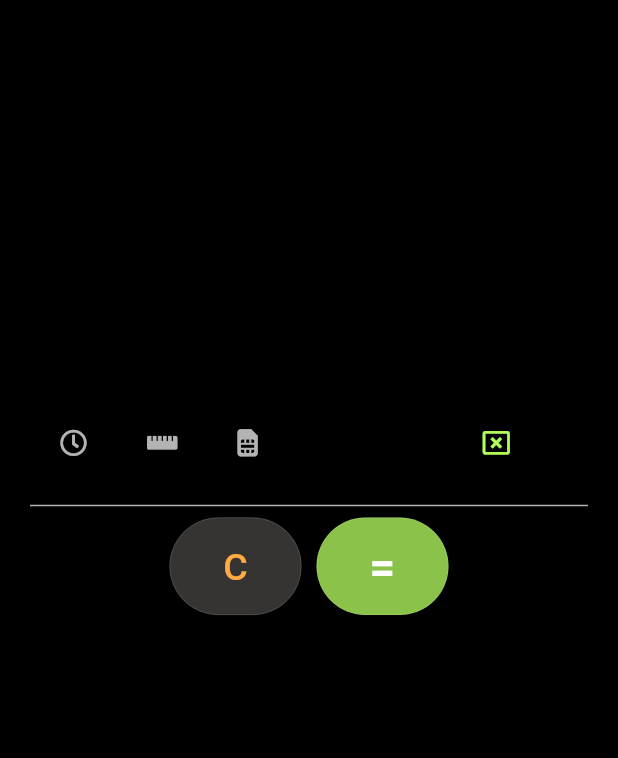
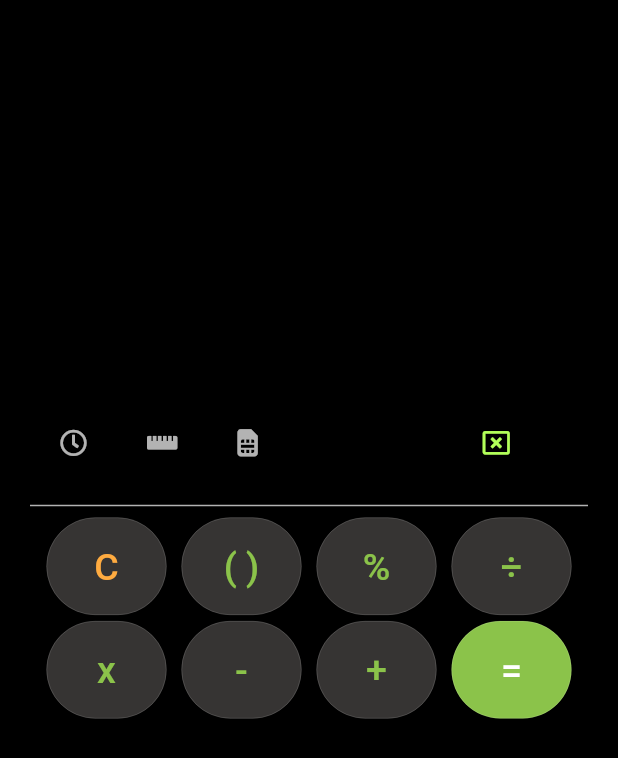
Before and after one commit to eldeeno/calculator, a Flutter app: the screen it shows after launch, on a phone screen of 412 x 824 dp. Shown: the top 758 px of the screen. Run offline on Flutter 3.47's test engine with Material 2 defaults, Android fonts, the phone set to English and light mode, and no system bars; our stand-ins replace font_awesome_flutter; Roboto replaces fonts that are missing (Arial).

Commit message:
created buttons using code optimisation.

```diff
--- a/lib/constants/colors.dart
+++ b/lib/constants/colors.dart
@@ -2,5 +2,5 @@ import 'package:flutter/material.dart';
 
 Color kDarkBackground = Colors.black;
 Color kLightColor = Colors.grey;
-Color kButtonColor1 = Color(0xFF363433);
-Color kButtonColor2 = Colors.lightGreen;
+Color kColor1 = Color(0xFF363433);
+Color kColor2 = Colors.lightGreen;
--- a/lib/main.dart
+++ b/lib/main.dart
@@ -105,10 +105,29 @@ class _MyHomePageState extends State<MyHomePage> {
             Container(
               child: Wrap(
                 spacing: 10.0,
-                runSpacing: 5.0,
+                runSpacing: 4.0,
                 children: <Widget>[
-                  Container(
+                  _button1('C', Colors.orangeAccent, kColor1, () {}),
+                  _button1('( )', kColor2, kColor1, () {}),
+                  _button1('%', kColor2, kColor1, () {}),
+                  _button1('÷', kColor2, kColor1, () {}),
+                  _button1('x', kColor2, kColor1, () {}),
+                  _button1('-', kColor2, kColor1, () {}),
+                  _button1('+', kColor2, kColor1, () {}),
+                  _button1('=', Colors.white, kColor2, () {}),
+                ],
+              ),
+            ),
+          ],
+        ),
+      ),
+    );
+  }
+
+  Widget _button1(String number, Color textColor, Color bgColor, Function() f) {
+    return Container(
       height: 65,
+      width: 80,
       child: FlatButton(
         shape: RoundedRectangleBorder(
           borderRadius: BorderRadius.circular(50.0),
@@ -117,51 +136,19 @@ class _MyHomePageState extends State<MyHomePage> {
             color: Colors.white30,
           ),
         ),
-                      onPressed: () {},
-                      color: kButtonColor1,
+        onPressed: f,
+        color: bgColor,
         textColor: Colors.white,
         child: Text(
-                        "C",
+          number,
           style: TextStyle(
-                          color: Colors.orangeAccent,
+            color: textColor,
             fontSize: 25.0,
             fontFamily: 'Arial',
             height: 1.2,
           ),
         ),
       ),
-                  ),
-                  Container(
-                    height: 65,
-                    child: FlatButton(
-                      shape: RoundedRectangleBorder(
-                        borderRadius: BorderRadius.circular(50.0),
-                        side: BorderSide(
-                          width: 0.3,
-                          color: Colors.white30,
-                        ),
-                      ),
-                      onPressed: () {},
-                      color: kButtonColor2,
-                      textColor: Colors.white,
-                      child: Text(
-                        "=",
-                        style: TextStyle(
-                          color: Colors.white,
-                          fontSize: 30.0,
-                          fontFamily: 'Arial',
-                          height: 1.2,
-                          fontWeight: FontWeight.bold,
-                        ),
-                      ),
-                    ),
-                  ),
-                ],
-              ),
-            ),
-          ],
-        ),
-      ),
     );
   }
 }
```
Lines whose indentation alone changed are shown as unchanged.
